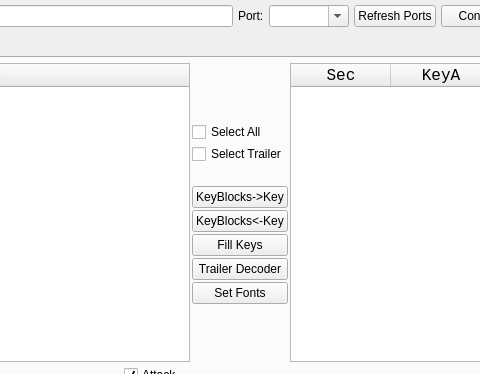
First picture: the form in src/ui/mainwindow.ui, repository wh201906/Proxmark3GUI, before the edit; both pictures show x 439 to 919 and y 0 to 374 of the 1050 by 750 pixel window.
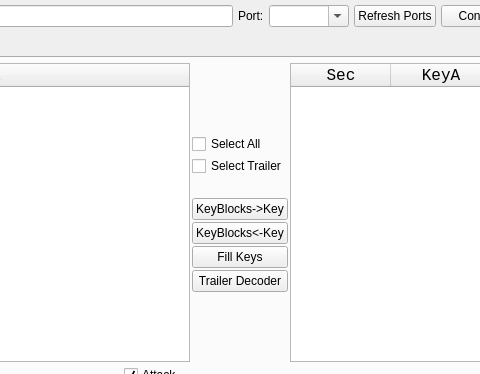
Second picture: the form after the edit.

Commit message:
UI: More configurable items
Code part
Fonts, opacity and theme are configurable now
Add dark theme for night owls

Diff of the .ui file:
```diff
--- a/src/ui/mainwindow.ui
+++ b/src/ui/mainwindow.ui
@@ -315,19 +315,6 @@
               </property>
              </widget>
             </item>
-            <item>
-             <widget class="QPushButton" name="MF_fontButton">
-              <property name="minimumSize">
-               <size>
-                <width>40</width>
-                <height>0</height>
-               </size>
-              </property>
-              <property name="text">
-               <string>Set Fonts</string>
-              </property>
-             </widget>
-            </item>
             <item>
              <spacer name="verticalSpacer_2">
               <property name="orientation">
```
The commit also changes 3 other files.
